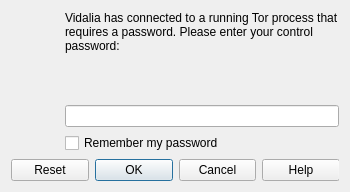
The window that src/vidalia/ControlPasswordInputDialog.ui (a-ilin/vidalia) describes before a commit, drawn with Qt 5.
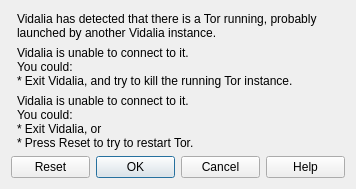
The same window after the commit. Icons and pictures are not drawn.

```diff
--- a/src/vidalia/ControlPasswordInputDialog.ui
+++ b/src/vidalia/ControlPasswordInputDialog.ui
@@ -4,18 +4,18 @@
   <property name="windowModality" >
    <enum>Qt::WindowModal</enum>
   </property>
-  <property name="geometry" >
+  <property name="geometry">
    <rect>
     <x>0</x>
     <y>0</y>
-    <width>350</width>
-    <height>192</height>
+    <width>356</width>
+    <height>189</height>
    </rect>
   </property>
-  <property name="sizePolicy" >
-   <sizepolicy vsizetype="Expanding" hsizetype="Expanding" >
-    <horstretch>0</horstretch>
-    <verstretch>0</verstretch>
+  <property name="sizePolicy">
+   <sizepolicy hsizetype="Expanding" vsizetype="Expanding">
+    <horstretch>1</horstretch>
+    <verstretch>1</verstretch>
    </sizepolicy>
   </property>
   <property name="minimumSize" >
@@ -43,29 +43,10 @@
      <property name="sizeConstraint" >
       <enum>QLayout::SetDefaultConstraint</enum>
      </property>
-     <item row="0" column="0" >
-      <widget class="QLabel" name="lblIcon" >
-       <property name="minimumSize" >
-        <size>
-         <width>48</width>
-         <height>48</height>
-        </size>
-       </property>
-       <property name="text" >
-        <string/>
-       </property>
-       <property name="pixmap" >
-        <pixmap resource="res/vidalia.qrc" >:/images/48x48/dialog-password.png</pixmap>
-       </property>
-       <property name="alignment" >
-        <set>Qt::AlignHCenter|Qt::AlignTop</set>
-       </property>
-      </widget>
-     </item>
-     <item row="0" column="1" >
-      <widget class="QLabel" name="lblPrompt" >
-       <property name="sizePolicy" >
-        <sizepolicy vsizetype="Expanding" hsizetype="Expanding" >
+     <item row="0" column="1">
+      <widget class="QLabel" name="lblPrompt">
+       <property name="sizePolicy">
+        <sizepolicy hsizetype="Expanding" vsizetype="Expanding">
          <horstretch>1</horstretch>
          <verstretch>1</verstretch>
         </sizepolicy>
@@ -76,8 +57,8 @@
          <height>0</height>
         </size>
        </property>
-       <property name="text" >
-        <string>Vidalia has connected to a running Tor process that requires a password. Please enter your control password: </string>
+       <property name="text">
+        <string>Vidalia has detected that there is a Tor running, probably launched by another Vidalia instance.</string>
        </property>
        <property name="textFormat" >
         <enum>Qt::PlainText</enum>
@@ -85,24 +66,17 @@
        <property name="scaledContents" >
         <bool>true</bool>
        </property>
-       <property name="alignment" >
-        <set>Qt::AlignLeading|Qt::AlignLeft|Qt::AlignTop</set>
+       <property name="alignment">
+        <set>Qt::AlignLeading|Qt::AlignLeft|Qt::AlignVCenter</set>
        </property>
        <property name="wordWrap" >
         <bool>true</bool>
        </property>
       </widget>
      </item>
-     <item row="2" column="1" >
-      <widget class="QCheckBox" name="chkSavePassword" >
-       <property name="text" >
-        <string>Remember my password</string>
-       </property>
-      </widget>
-     </item>
-     <item row="3" column="0" colspan="2" >
-      <widget class="QDialogButtonBox" name="buttonBox" >
-       <property name="orientation" >
+     <item row="6" column="0" colspan="2">
+      <widget class="QDialogButtonBox" name="buttonBox">
+       <property name="orientation">
         <enum>Qt::Horizontal</enum>
        </property>
        <property name="standardButtons" >
@@ -110,10 +84,52 @@
        </property>
       </widget>
      </item>
-     <item row="1" column="1" >
-      <widget class="QLineEdit" name="linePassword" >
-       <property name="echoMode" >
-        <enum>QLineEdit::Password</enum>
+     <item row="1" column="1">
+      <widget class="QLabel" name="lblOptionOne">
+       <property name="sizePolicy">
+        <sizepolicy hsizetype="Expanding" vsizetype="Expanding">
+         <horstretch>1</horstretch>
+         <verstretch>1</verstretch>
+        </sizepolicy>
+       </property>
+       <property name="lineWidth">
+        <number>1</number>
+       </property>
+       <property name="text">
+        <string>Vidalia is unable to connect to it. 
+You could:
+* Exit Vidalia, and try to kill the running Tor instance.</string>
+       </property>
+       <property name="textFormat">
+        <enum>Qt::AutoText</enum>
+       </property>
+       <property name="scaledContents">
+        <bool>false</bool>
+       </property>
+       <property name="wordWrap">
+        <bool>true</bool>
+       </property>
+       <property name="openExternalLinks">
+        <bool>false</bool>
+       </property>
+      </widget>
+     </item>
+     <item row="2" column="1">
+      <widget class="QLabel" name="lblOptionTwo">
+       <property name="sizePolicy">
+        <sizepolicy hsizetype="Expanding" vsizetype="Expanding">
+         <horstretch>1</horstretch>
+         <verstretch>1</verstretch>
+        </sizepolicy>
+       </property>
+       <property name="text">
+        <string>Vidalia is unable to connect to it. 
+You could:
+* Exit Vidalia, or 
+* Press Reset to try to restart Tor.</string>
+       </property>
+       <property name="wordWrap">
+        <bool>true</bool>
        </property>
       </widget>
      </item>
```
Left out of the diff: 39 changed lines with no effect on the pictures.
